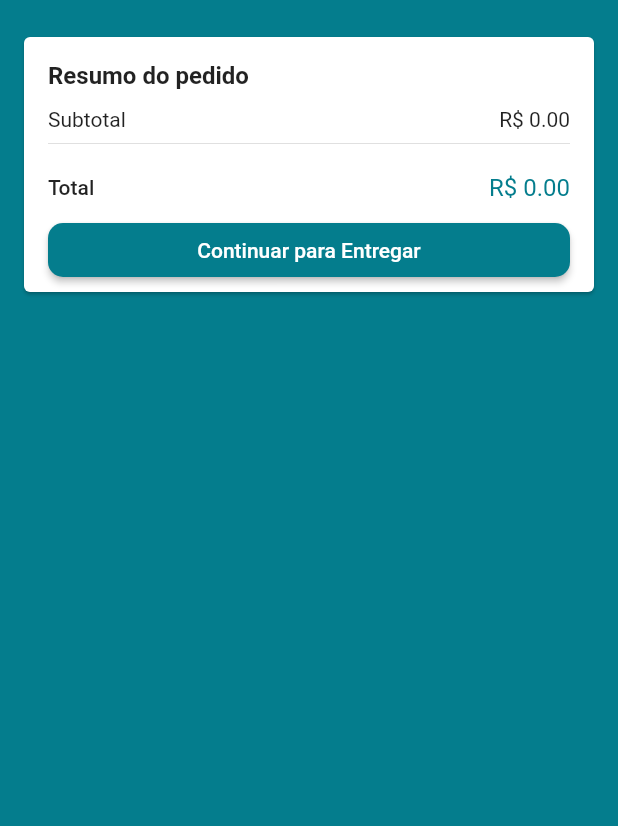
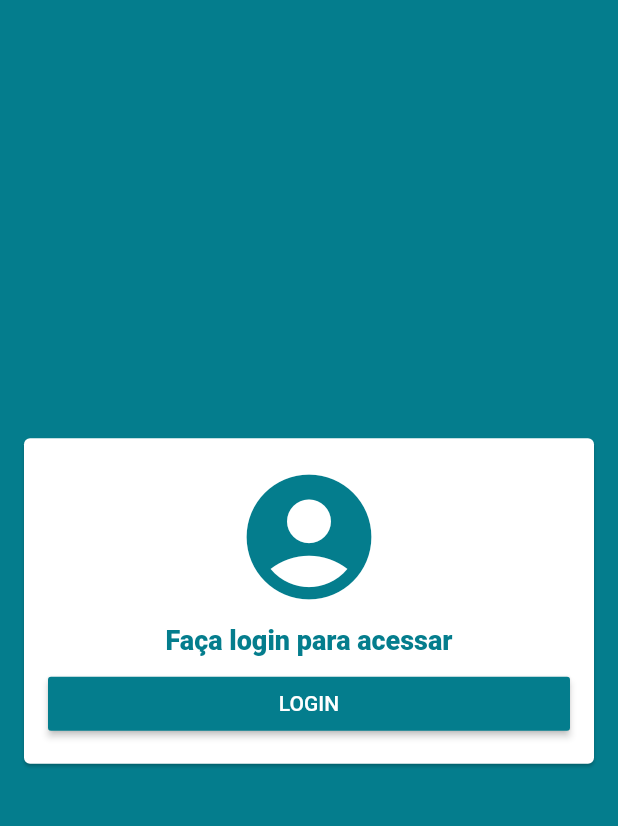
Before and after one commit to goncalveshigino/loja_virtual, a Flutter app: the screen it shows after launch, after a tap on the "shopping cart" icon, on a phone screen of 412 x 824 dp, the part 59-885 px from its top. Run offline on Flutter 3.47's test engine with Material 2 defaults, Android fonts, the phone set to English and light mode, and no system bars; our stand-ins replace brasil_fields, carousel_pro, cloud_firestore, dio, firebase_auth, firebase_storage and 4 more; missing offline and left inert: alphabet_list_scroll_view; accounts and stored records are empty.

Commit message:
Solicitando o login do usuário no carrinho

```diff
--- a/lib/Screen/cart/cart_screen.dart
+++ b/lib/Screen/cart/cart_screen.dart
@@ -1,4 +1,6 @@
 import 'package:flutter/material.dart';
+import 'package:loja_virtual/common/custom_drawer/empty_card.dart';
+import 'package:loja_virtual/common/custom_drawer/login_card.dart';
 import 'package:loja_virtual/common/price_card.dart';
 import 'package:loja_virtual/models/cart_manager.dart';
 
@@ -14,13 +16,26 @@ class CartScreen extends StatelessWidget {
         title: const Text('Carrinho'),
         centerTitle: true,
       ),
-      body: Consumer<CartManager>(builder: (_, cartManager, __) {
+      body: Consumer<CartManager>(
+        builder: (_, cartManager, __) {
+
+         if(cartManager.user == null){
+           return LoginCard();
+         }
+
+         if(cartManager.items.isEmpty){
+           return EmptyCard(
+             iconData: Icons.remove_shopping_cart,
+             title: 'Nenhum produto no carrinho!',
+           );
+         }
+
         return ListView(
           children: <Widget>[
             Column(
               children: cartManager.items
-                  .map((cartProduct) => CartTile(cartProduct))
-                  .toList(),
+                .map((cartProduct) => CartTile(cartProduct))
+                .toList(),
             ),
             PriceCard(
               buttonText: 'Continuar para Entregar',
--- /dev/null
+++ b/lib/common/custom_drawer/login_card.dart
@@ -0,0 +1,45 @@
+import 'package:flutter/material.dart';
+
+class LoginCard extends StatelessWidget {
+  @override
+  Widget build(BuildContext context) {
+    return Center(
+      child: Card(
+        margin: const EdgeInsets.fromLTRB(16, 4, 16, 4),
+        child: Padding(
+          padding: const EdgeInsets.all(16.0),
+          child: Column(
+            mainAxisSize: MainAxisSize.min,
+            crossAxisAlignment: CrossAxisAlignment.stretch,
+            children: <Widget>[
+              Icon(
+                Icons.account_circle,
+                color: Theme.of(context).primaryColor,
+                size: 100,
+              ),
+              Padding(
+                padding: const EdgeInsets.all(8.0),
+                child: Text(
+                  'Faça login para acessar',
+                  textAlign: TextAlign.center,
+                  style: TextStyle(
+                      fontSize: 18,
+                      fontWeight: FontWeight.w800,
+                      color: Theme.of(context).primaryColor),
+                ),
+              ),
+              RaisedButton(
+                onPressed: () {
+                  Navigator.of(context).pushNamed('/login');
+                },
+                color: Theme.of(context).primaryColor,
+                textColor: Colors.white,
+                child: const Text('LOGIN'),
+              )
+            ],
+          ),
+        ),
+      ),
+    );
+  }
+}
```
Also changed, not shown: lib/Screen/base/base_screen.dart (+6 -1 lines), lib/common/custom_drawer/empty_card.dart (added, +36 -0 lines).
